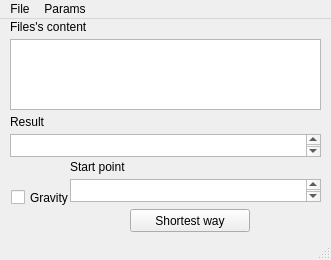
Before: the Qt Designer form Bellman-Ford/mainwindow.ui in Nn0wn/garbage, drawn with Qt 5.
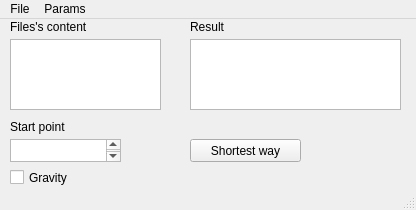
After: the same form once the commit is applied.

The edit to the form file:
```diff
--- a/Bellman-Ford/mainwindow.ui
+++ b/Bellman-Ford/mainwindow.ui
@@ -6,8 +6,8 @@
    <rect>
     <x>0</x>
     <y>0</y>
-    <width>331</width>
-    <height>260</height>
+    <width>416</width>
+    <height>210</height>
    </rect>
   </property>
   <property name="windowTitle">
@@ -32,7 +32,7 @@
      <rect>
       <x>10</x>
       <y>20</y>
-      <width>311</width>
+      <width>151</width>
       <height>71</height>
      </rect>
     </property>
@@ -43,8 +43,8 @@
    <widget class="QCheckBox" name="checkBox">
     <property name="geometry">
      <rect>
-      <x>11</x>
-      <y>170</y>
+      <x>10</x>
+      <y>150</y>
       <width>60</width>
       <height>17</height>
      </rect>
@@ -59,10 +59,10 @@
     </property>
     <property name="geometry">
      <rect>
-      <x>10</x>
-      <y>115</y>
-      <width>311</width>
-      <height>23</height>
+      <x>190</x>
+      <y>20</y>
+      <width>211</width>
+      <height>71</height>
      </rect>
     </property>
     <property name="readOnly">
@@ -72,8 +72,8 @@
    <widget class="QLabel" name="label_3">
     <property name="geometry">
      <rect>
-      <x>10</x>
-      <y>95</y>
+      <x>190</x>
+      <y>0</y>
       <width>141</width>
       <height>16</height>
      </rect>
@@ -85,9 +85,9 @@
    <widget class="QPushButton" name="pushButton">
     <property name="geometry">
      <rect>
-      <x>130</x>
-      <y>190</y>
-      <width>120</width>
+      <x>190</x>
+      <y>120</y>
+      <width>111</width>
       <height>23</height>
      </rect>
     </property>
@@ -98,9 +98,9 @@
    <widget class="QTextEdit" name="textEdit_4">
     <property name="geometry">
      <rect>
-      <x>70</x>
-      <y>160</y>
-      <width>251</width>
+      <x>10</x>
+      <y>120</y>
+      <width>111</width>
       <height>23</height>
      </rect>
     </property>
@@ -108,8 +108,8 @@
    <widget class="QLabel" name="label_4">
     <property name="geometry">
      <rect>
-      <x>70</x>
-      <y>140</y>
+      <x>10</x>
+      <y>100</y>
       <width>141</width>
       <height>16</height>
      </rect>
@@ -125,7 +125,7 @@
     <rect>
      <x>0</x>
      <y>0</y>
-     <width>331</width>
+     <width>416</width>
      <height>21</height>
     </rect>
    </property>
```
